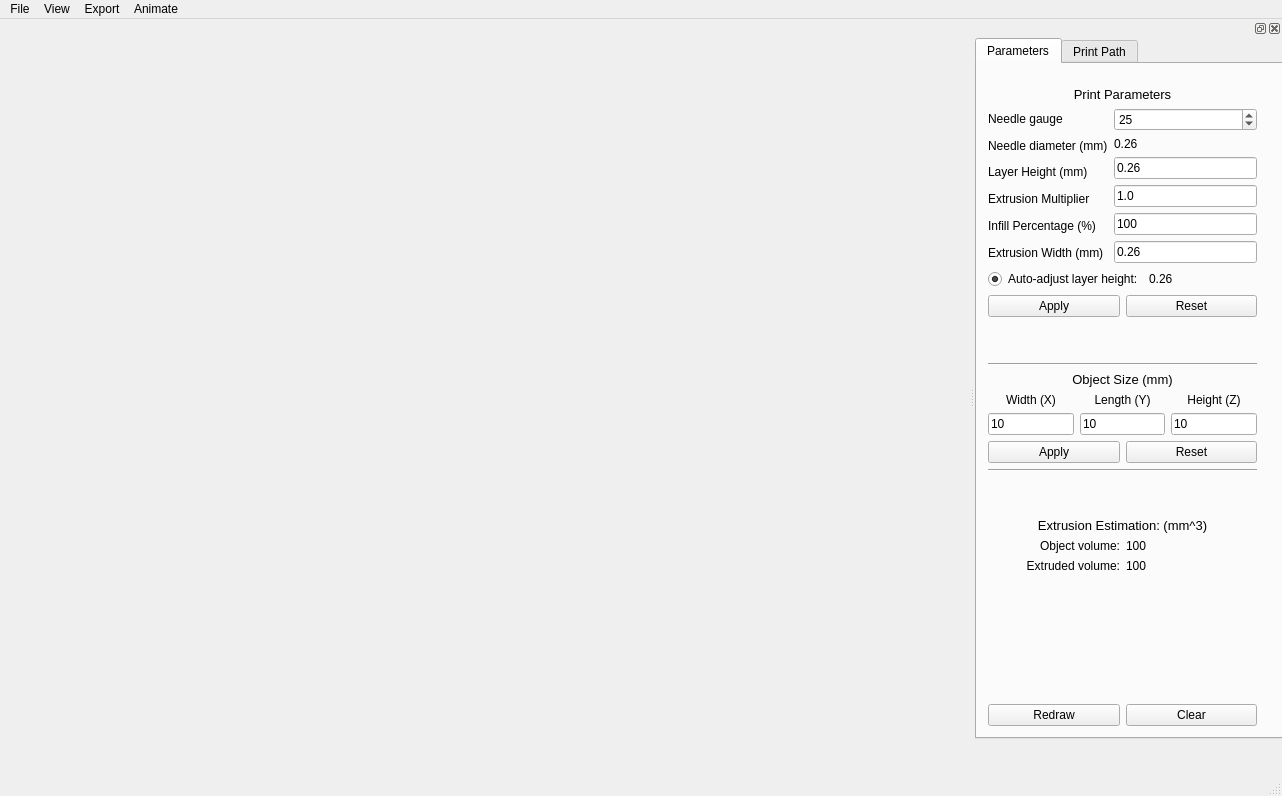
First picture: the form in mainwindowform.ui, repository taylorgwood/FRE_Visualizer_GUI, before the edit.
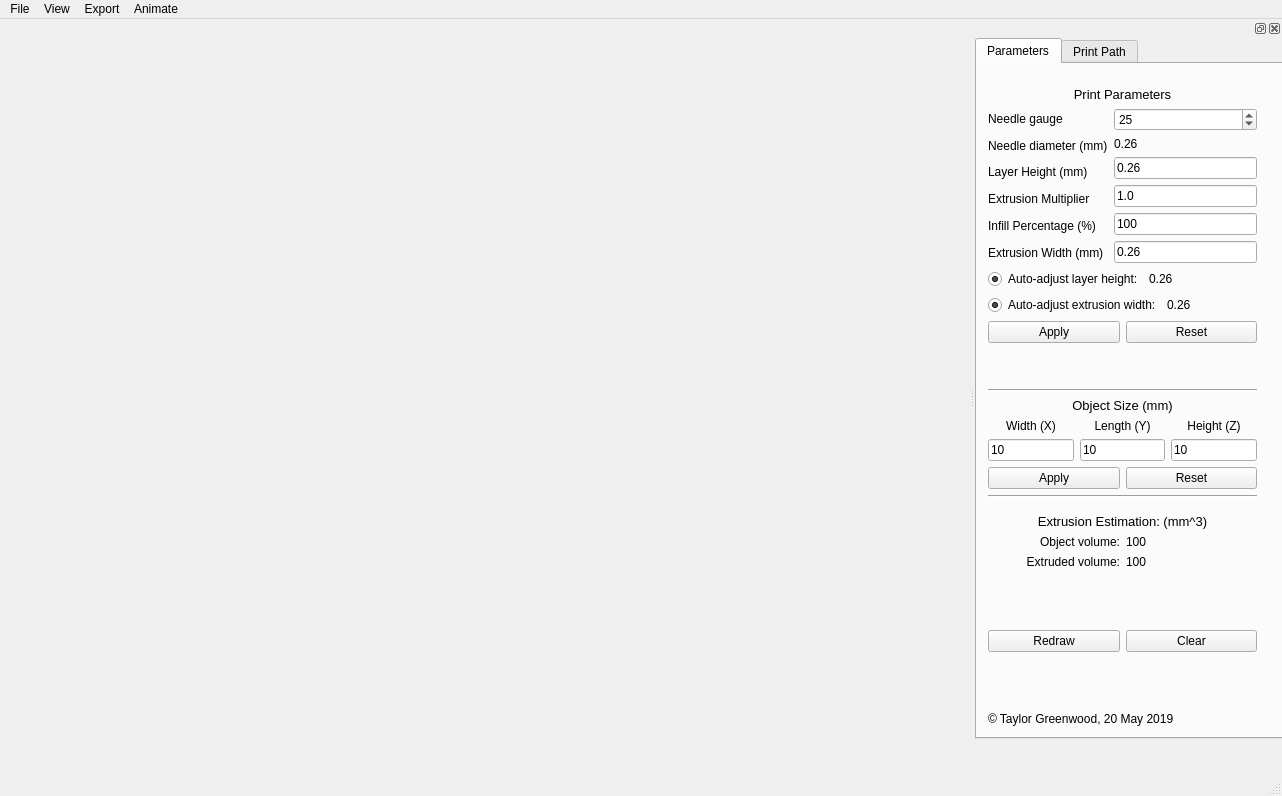
Second picture: the form after the edit.

What changed in the file:
```diff
--- a/mainwindowform.ui
+++ b/mainwindowform.ui
@@ -248,6 +248,30 @@
                 </item>
                </layout>
               </item>
+              <item>
+               <layout class="QHBoxLayout" name="horizontalLayout_11">
+                <item>
+                 <widget class="QRadioButton" name="autoAdjustWidthButton">
+                  <property name="text">
+                   <string>Auto-adjust extrusion width:</string>
+                  </property>
+                  <property name="checked">
+                   <bool>true</bool>
+                  </property>
+                  <property name="autoExclusive">
+                   <bool>false</bool>
+                  </property>
+                 </widget>
+                </item>
+                <item>
+                 <widget class="QLabel" name="adjustedExtrusionWidthDisplay">
+                  <property name="text">
+                   <string>0.26</string>
+                  </property>
+                 </widget>
+                </item>
+               </layout>
+              </item>
               <item>
                <layout class="QHBoxLayout" name="horizontalLayout_3">
                 <item>
@@ -409,7 +433,7 @@
             <property name="sizeHint" stdset="0">
              <size>
               <width>20</width>
-              <height>40</height>
+              <height>10</height>
              </size>
             </property>
            </spacer>
@@ -489,7 +513,7 @@
           <property name="sizeHint" stdset="0">
            <size>
             <width>20</width>
-            <height>40</height>
+            <height>10</height>
            </size>
           </property>
          </spacer>
@@ -512,6 +536,26 @@
           </item>
          </layout>
         </item>
+        <item>
+         <spacer name="verticalSpacer_4">
+          <property name="orientation">
+           <enum>Qt::Vertical</enum>
+          </property>
+          <property name="sizeHint" stdset="0">
+           <size>
+            <width>20</width>
+            <height>40</height>
+           </size>
+          </property>
+         </spacer>
+        </item>
+        <item>
+         <widget class="QLabel" name="label">
+          <property name="text">
+           <string>© Taylor Greenwood, 20 May 2019</string>
+          </property>
+         </widget>
+        </item>
        </layout>
       </widget>
      </widget>
```
Left out of the diff: 13 changed lines with no effect on the pictures.
